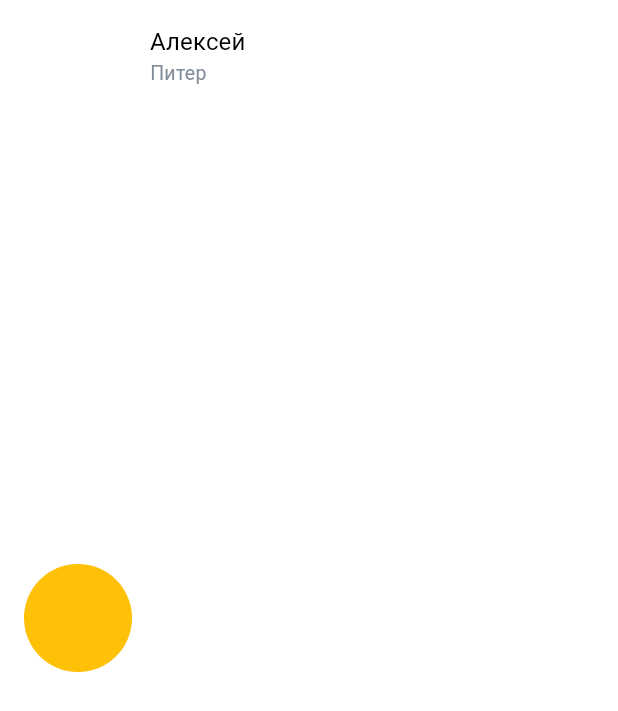
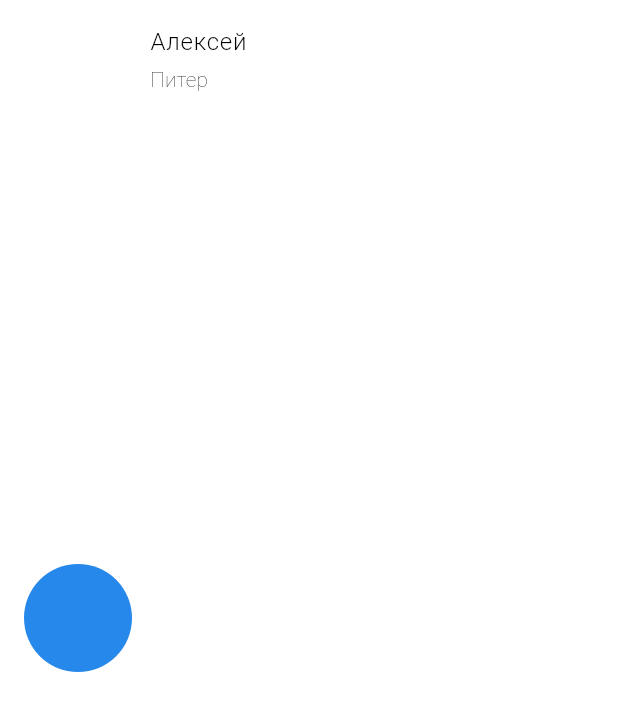
Before and after one commit to Dash-Inside/party, a Flutter app: the ProfileCard widget shown alone on an empty page, opened directly, on a phone screen of 412 x 824 dp. Shown: the top 711 px of the screen. Run offline on Flutter 3.47's test engine with Material 2 defaults, Android fonts, the phone set to English and light mode, and no system bars; our stand-ins replace awesome_bottom_bar, dartz, equatable, flutter_bloc, flutter_svg, freezed_annotation; generated files the repository leaves out were written again.

Commit message:
refactor: improve code quality

```diff
--- a/lib/src/presentation/pages/app/widgets/profile_card.dart
+++ b/lib/src/presentation/pages/app/widgets/profile_card.dart
@@ -1,10 +1,18 @@
 import 'package:flutter/material.dart';
 
-/// ! DEPRECATED.
 class ProfileCard extends StatelessWidget {
+  static const avatarRadius = 36.0;
+  static const avatarPadding = EdgeInsets.symmetric(
+    vertical: 12.0,
+  );
+
+  static const separatorWidth = 12.0;
+  static const separatorHeight = 3.0;
+
   final EdgeInsets padding;
   final String nickname;
   final String stuf;
+
   const ProfileCard({
     super.key,
     required this.padding,
@@ -14,37 +22,35 @@ class ProfileCard extends StatelessWidget {
 
   @override
   Widget build(BuildContext context) {
+    final textTheme = Theme.of(context).textTheme;
+
     return Padding(
       padding: padding,
       child: Row(
         mainAxisSize: MainAxisSize.min,
         children: [
-          CircleAvatar(
-            radius: 36,
-            backgroundColor: Colors.amber,
+          Padding(
+            padding: avatarPadding,
+            child: CircleAvatar(
+              radius: avatarRadius,
+            ),
           ),
           SizedBox(
-            width: 12,
+            width: separatorWidth,
           ),
           Column(
             crossAxisAlignment: CrossAxisAlignment.start,
             children: [
               Text(
                 nickname,
-                style: TextStyle(
-                  fontSize: 16,
-                  fontWeight: FontWeight.w400,
-                  letterSpacing: 0.1,
-                ),
+                style: textTheme.bodyLarge,
+              ),
+              SizedBox(
+                height: separatorHeight,
               ),
               Text(
                 stuf,
-                style: TextStyle(
-                  color: Color(0xFF818C99),
-                  fontSize: 13,
-                  fontWeight: FontWeight.w400,
-                  letterSpacing: 0.2,
-                ),
+                style: textTheme.labelLarge,
               ),
             ],
           ),
```
